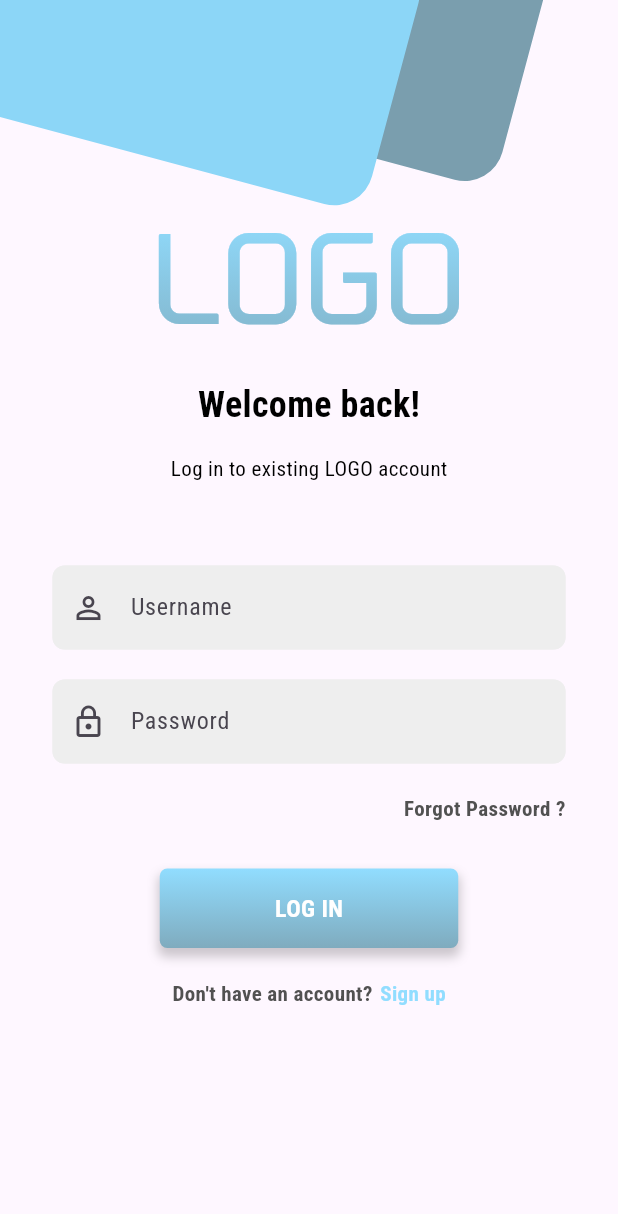
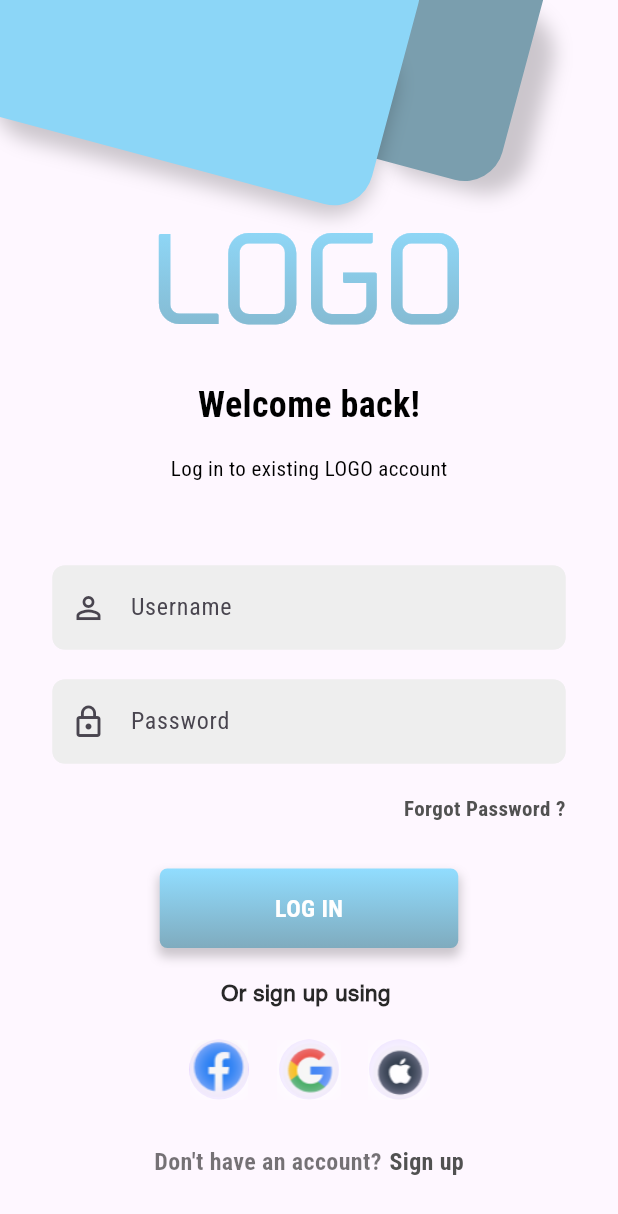
Before and after one commit to MosaadIbrahimB/Modern-Authentication-App, a Flutter app: the screen it shows after launch, on a phone screen of 412 x 824 dp. Shown: the top 1214 px of the screen. Run offline on Flutter 3.47's test engine with Material 3 defaults, Android fonts, the phone set to English and light mode, and no system bars; our stand-ins replace flutter_svg.

Commit message:
finish login screen

```diff
--- /dev/null
+++ b/lib/core/utils/app_text_style.dart
@@ -0,0 +1,23 @@
+import 'package:flutter/material.dart';
+
+class AppTextStyle {
+  static TextStyle roboto14BlackW700 = TextStyle(
+    fontSize: 14,
+    fontWeight: FontWeight.w700,
+    color: Color(0xff515151),
+    fontFamily: "Roboto",
+  );
+  static TextStyle roboto16WhiteW700 = TextStyle(
+    fontSize: 16,
+    fontWeight: FontWeight.w700,
+    color: Colors.white,
+    fontFamily: "Roboto",
+  );
+
+  static TextStyle helvetica15BlackW400 = TextStyle(
+    fontSize: 15,
+    fontWeight: FontWeight.w700,
+    color: Color(0xff282828),
+    fontFamily: "Helvetica",
+  );
+}
--- a/lib/utils/my_app.dart
+++ b/lib/core/utils/my_app.dart
@@ -1,4 +1,5 @@
 import 'package:flutter/material.dart';
+import 'package:modern_authentication_app/feature/auth/screen/login_screen.dart';
 import 'package:modern_authentication_app/feature/splash/splash_screen.dart';
 
 class MyApp extends StatelessWidget {
@@ -10,7 +11,7 @@ class MyApp extends StatelessWidget {
     return MaterialApp(
       debugShowCheckedModeBanner: false,
       title: 'Modern Authentication',
-      home: SplashScreen(),
+      home: LoginScreen(),
     );
   }
 }
--- /dev/null
+++ b/lib/core/widget/button_widget.dart
@@ -0,0 +1,38 @@
+import 'package:flutter/material.dart';
+
+import '../../feature/auth/screen/login_screen.dart';
+import '../utils/app_color.dart';
+import '../utils/app_text_style.dart';
+class ButtonWidget extends StatelessWidget {
+  const ButtonWidget({super.key});
+
+  @override
+  Widget build(BuildContext context) {
+    return InkWell(
+      onTap: () {},
+      child: Container(
+        alignment: Alignment.center,
+        decoration: BoxDecoration(
+          boxShadow: [
+            BoxShadow(
+              color: Colors.black.withOpacity(0.2),
+              spreadRadius: 1,
+              blurRadius: 5,
+              offset: Offset(0, 5), // اتجاه الظل
+            ),
+          ],
+          borderRadius: BorderRadius.circular(5),
+          color: Colors.blue,
+          gradient: LinearGradient(
+            colors: [AppColor.primary, AppColor.secondary],
+            begin: Alignment.topCenter,
+            end: Alignment.bottomCenter,
+          ),
+        ),
+        width: 199,
+        height: 53,
+        child: Text("LOG IN", style: AppTextStyle.roboto16WhiteW700),
+      ),
+    );
+  }
+}
--- a/lib/core/widget/logo_widget.dart
+++ b/lib/core/widget/logo_widget.dart
@@ -1,5 +1,6 @@
 import 'package:flutter/material.dart';
-import 'package:modern_authentication_app/utils/app_color.dart';
+
+import '../utils/app_color.dart';
 
 class LogoWidget extends StatelessWidget {
   const LogoWidget({
--- a/lib/feature/auth/screen/login_screen.dart
+++ b/lib/feature/auth/screen/login_screen.dart
@@ -1,8 +1,12 @@
+import 'dart:developer';
+
 import 'package:flutter/material.dart';
-import 'package:flutter_svg/svg.dart';
 import 'package:modern_authentication_app/core/widget/logo_widget.dart';
-import 'package:modern_authentication_app/utils/app_color.dart';
 
+import '../../../core/utils/app_color.dart';
+import '../../../core/utils/app_text_style.dart';
+import '../../../core/widget/button_widget.dart';
+import '../widget/box_Top_login_screen_widget.dart';
 import '../widget/password_text_form_field_widget.dart';
 import '../widget/text_form_field_widget.dart';
 
@@ -15,16 +19,7 @@ class LoginScreen extends StatelessWidget {
       body: SingleChildScrollView(
         child: Column(
           children: [
-            Stack(
-              children: [
-                SizedBox(
-                  width: double.infinity,
-                  child: SvgPicture.asset("assets/images/box_gray.svg"),
-                ),
-
-                SvgPicture.asset("assets/images/box_blue.svg"),
-              ],
-            ),
+            BoxTopLoginScreenWidget(),
             Padding(
               padding: const EdgeInsets.symmetric(horizontal: 35.0),
               child: Column(
@@ -62,33 +57,36 @@ class LoginScreen extends StatelessWidget {
                     labelText: "Password",
                   ),
                   SizedBox(height: 20),
-                  Row(
-                    mainAxisAlignment: MainAxisAlignment.end,
-                    children: [
-                      Text(
-                        "Forgot Password ?",
-                        style: AppTextStyle.roboto14BlackW700
-                      ),
-                    ],
+                  ForgotPasswordWidget(),
+                  SizedBox(height: 30),
+                  ButtonWidget(),
+                  //--------------- Footer ----------------
+                  SizedBox(height: 20),
+                  Text(
+                    "Or sign up using ",
+                    style: AppTextStyle.helvetica15BlackW400,
                   ),
+                  SizedBox(height: 20),
+                  SocialLoginWidget(),
                   SizedBox(height: 30),
 
-                  ButtonWidget(),
-                  SizedBox(height: 20),
                   Row(
                     mainAxisAlignment: MainAxisAlignment.center,
                     children: [
                       Text(
                         "Don't have an account?",
-                        style: AppTextStyle.roboto14BlackW700
+                        style: AppTextStyle.roboto14BlackW700.copyWith(
+                          color: Colors.black54,
+                          fontSize: 16
+                        ),
                       ),
                       SizedBox(width: 5),
                       Text(
                         "Sign up",
                         style: AppTextStyle.roboto14BlackW700.copyWith(
-                          color: AppColor.primary,
-                          fontWeight: FontWeight.w700,
-                        ),
+                          fontSize: 16,
+                          fontWeight: FontWeight.bold
+                        )
                       ),
                     ],
                   ),
@@ -102,61 +100,49 @@ class LoginScreen extends StatelessWidget {
   }
 }
 
-class ButtonWidget extends StatelessWidget {
-  const ButtonWidget({
+class SocialLoginWidget extends StatelessWidget {
+  const SocialLoginWidget({
     super.key,
   });
 
   @override
   Widget build(BuildContext context) {
-    return InkWell(
-      onTap: (){},
-      child: Container(
-        alignment: Alignment.center,
-        decoration: BoxDecoration(
-          boxShadow: [
-            BoxShadow(
-              color: Colors.black.withOpacity(0.2),
-              spreadRadius: 1,
-              blurRadius: 5,
-              offset: Offset(0, 5), // اتجاه الظل
-            ),
-          ],
-          borderRadius: BorderRadius.circular(5),
-          color: Colors.blue,
-          gradient: LinearGradient(colors: [
-            AppColor.primary,
-            AppColor.secondary
-          ],
-          begin: Alignment.topCenter,
-          end: Alignment.bottomCenter,
-
-          ),
-
-        ),
-        width: 199,
-        height: 53,
-        child: Text("LOG IN",
-          style: AppTextStyle.roboto16WhiteW700,
-
-        ),
-
+    return SizedBox(
+      height: 40,
+      child: Row(
+        crossAxisAlignment: CrossAxisAlignment.end,
+        mainAxisAlignment: MainAxisAlignment.center,
+        children: [
+          CircleAvatar(
+            radius: 25,
+              child: Image.asset("assets/images/face.png")),
+          SizedBox(width: 10),
+          CircleAvatar(
+              radius: 25,child: Image.asset("assets/images/google.png")),
+          SizedBox(width: 10),
+          CircleAvatar(
+              radius: 25,child: Image.asset("assets/images/mac.png")),
+        ],
       ),
     );
   }
 }
 
-class AppTextStyle {
-  static TextStyle roboto14BlackW700 = TextStyle(
-    fontSize: 14,
-    fontWeight: FontWeight.w700,
-    color: Color(0xff515151),
-    fontFamily: "Roboto",
-  );
-  static TextStyle roboto16WhiteW700 = TextStyle(
-    fontSize: 16,
-    fontWeight: FontWeight.w700,
-    color: Colors.white,
-    fontFamily: "Roboto",
-  );
+class ForgotPasswordWidget extends StatelessWidget {
+  const ForgotPasswordWidget({super.key});
+
+  @override
+  Widget build(BuildContext context) {
+    return InkWell(
+      onTap: () {
+        log("Forgot Password");
+      },
+      child: Row(
+        mainAxisAlignment: MainAxisAlignment.end,
+        children: [
+          Text("Forgot Password ?", style: AppTextStyle.roboto14BlackW700),
+        ],
+      ),
+    );
+  }
 }
--- /dev/null
+++ b/lib/feature/auth/widget/box_Top_login_screen_widget.dart
@@ -0,0 +1,58 @@
+import 'package:flutter/material.dart';
+import 'package:flutter_svg/svg.dart';
+class BoxTopLoginScreenWidget extends StatelessWidget {
+  const BoxTopLoginScreenWidget({
+    super.key,
+  });
+
+  @override
+  Widget build(BuildContext context) {
+    return Stack(
+      children: [
+        Positioned(
+          right: 50,
+          child: Transform.rotate(
+            angle: .25,
+            child: Container(
+              width: 100,
+              height: 125,
+              decoration: BoxDecoration(
+                borderRadius: BorderRadius.circular(30),
+                boxShadow: [
+                  BoxShadow(
+                    color: Colors.black.withOpacity(0.2), // لون الظل
+                    blurRadius: 10, // مدى نعومة الظل
+                    offset: Offset(0, 0), // الاتجاه (أفقي، رأسي)
+                  ),
+                ],
+              ),
+            ),
+          ),
+        ),
+        SizedBox(
+          width: double.infinity,
+          child: SvgPicture.asset("assets/images/box_gray.svg"),
+        ),
+        Transform.rotate(
+          angle: .25,
+          child: Container(
+            width: 260,
+            height: 120,
+            decoration: BoxDecoration(
+              borderRadius: BorderRadius.circular(30),
+
+              boxShadow: [
+                BoxShadow(
+                  color: Colors.black.withOpacity(0.2), // لون الظل
+                  blurRadius: 10, // مدى نعومة الظل
+                  offset: Offset(0, 0), // الاتجاه (أفقي، رأسي)
+                ),
+              ],
+            ),
+          ),
+        ),
+        SvgPicture.asset("assets/images/box_blue.svg"),
+      ],
+    );
+  }
+}
--- a/lib/main.dart
+++ b/lib/main.dart
@@ -1,5 +1,6 @@
 import 'package:flutter/material.dart';
-import 'package:modern_authentication_app/utils/my_app.dart';
+
+import 'core/utils/my_app.dart';
 
 void main() {
   runApp(const MyApp());
--- a/pubspec.yaml
+++ b/pubspec.yaml
@@ -40,3 +40,7 @@ flutter:
          weight: 400
        - asset: assets/fonts/Roboto_Condensed-Bold.ttf
          weight: 700
+
+   - family: Helvetica
+     fonts:
+       - asset: assets/fonts/Helvetica.ttf
```
Also changed, not shown: assets/fonts/Helvetica.ttf (added), assets/images/face.png (added), assets/images/google.png (added), assets/images/mac.png (added), lib/core/utils/app_color.dart (renamed from lib/utils/app_color.dart), lib/generated/assets.dart.
